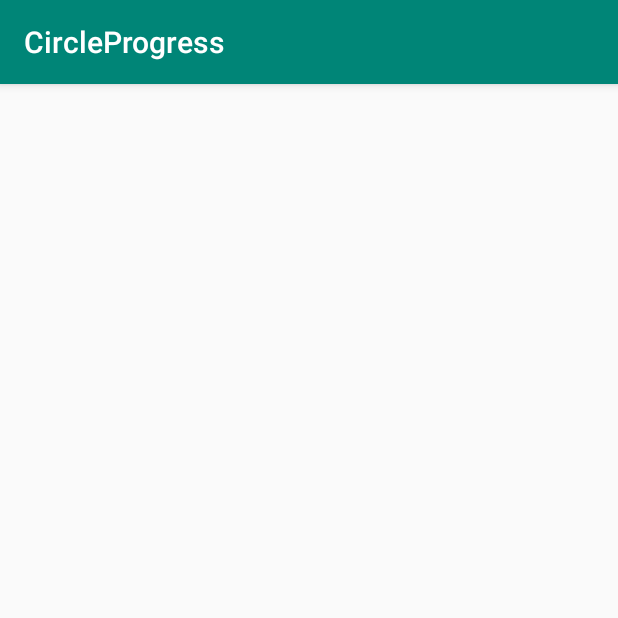
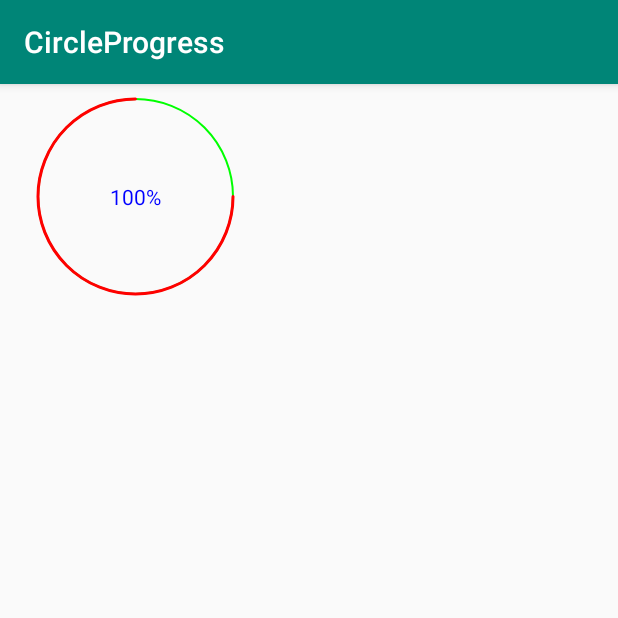
Before and after one commit to linkdevelopment/CircleProgress_Android, an Android app: the screen it shows after launch (MainActivity), on a phone screen of 412 x 824 dp, the top half of it. Run offline under Robolectric (Android 15) with nearby library versions, the phone set to English and light mode, and no system bars.

Commit message:
draw progress test and progress arc

```diff
--- a/app/src/main/java/com/linkdev/circleprogress/CircularProgress.kt
+++ b/app/src/main/java/com/linkdev/circleprogress/CircularProgress.kt
@@ -5,6 +5,7 @@ import android.graphics.Canvas
 import android.graphics.Paint
 import android.graphics.Rect
 import android.graphics.RectF
+import android.text.TextPaint
 import android.util.AttributeSet
 import android.util.TypedValue
 import android.view.View
@@ -14,8 +15,8 @@ import androidx.core.content.res.ResourcesCompat
 import androidx.core.view.marginLeft
 import androidx.core.view.marginTop
 
-class CircularProgress(context: Context?, attrs: AttributeSet?, defStyleAttr: Int) :
-    View(context, attrs, defStyleAttr) {
+class CircularProgress(context: Context?, attrs: AttributeSet?) :
+    View(context, attrs) {
     companion object {
         const val DEFAULT_TEXT_SIZE = 14f
         const val DEFAULT_DIAMETER = 64f
@@ -42,10 +43,10 @@ class CircularProgress(context: Context?, attrs: AttributeSet?, defStyleAttr: In
 
     @IntegerRes
     private var max: Int = MAX
-    private var progress = 0
+    private var progress = 0f
     private var diameter: Float = 0f
     private var circlePadding: Int = 0
-    private val textPaint = Paint()
+    private val textPaint = TextPaint()
     private val backGroundPaint = Paint()
     private val progressPaint = Paint()
     private var defaultDiameter: Float = 0f
@@ -53,10 +54,11 @@ class CircularProgress(context: Context?, attrs: AttributeSet?, defStyleAttr: In
     private var defaultStrokeWidth: Float = 0f
     private var defaultTextSize: Float = 0f
 
-    private var textRect: Rect? = null
+    private val textRect by lazy { Rect() }
     private var progressRect: RectF? = null
 
     init {
+
         val attributes = context?.obtainStyledAttributes(attrs, R.styleable.CircularProgress)
         defaultDiameter = TypedValue.applyDimension(
             TypedValue.COMPLEX_UNIT_DIP,
@@ -122,7 +124,7 @@ class CircularProgress(context: Context?, attrs: AttributeSet?, defStyleAttr: In
 
         textPaint.color = textColor
         textPaint.isAntiAlias = true
-        textPaint.style = Paint.Style.STROKE
+        textPaint.style = Paint.Style.FILL
         textPaint.textAlign = Paint.Align.CENTER
         textPaint.textSize = textSize.toFloat()
 
@@ -134,40 +136,52 @@ class CircularProgress(context: Context?, attrs: AttributeSet?, defStyleAttr: In
         progressPaint.color = progressColor
         progressPaint.isAntiAlias = true
         progressPaint.style = Paint.Style.STROKE
-        progressPaint.strokeJoin = Paint.Join.ROUND
         progressPaint.strokeCap = Paint.Cap.ROUND
         progressPaint.strokeWidth = progressStrokeWidth.toFloat()
+        progressRect = RectF()
 
         attributes?.recycle()
     }
 
+
     override fun onDraw(canvas: Canvas?) {
         super.onDraw(canvas)
-        if (progressRect == null) {
-            progressRect = RectF(
-                marginLeft.toFloat() + circlePadding
-                , marginTop.toFloat() + circlePadding,
-                (marginLeft + diameter + circlePadding),
-                marginTop + diameter + circlePadding
+        progressRect?.set(
+            circlePadding.toFloat()
+            , circlePadding.toFloat(),
+            width.toFloat().minus(circlePadding),
+            height.toFloat().minus(circlePadding)
+        )
+
+        val radius = (width.toFloat().minus(circlePadding*2)).div(2)
+        val centerPoint = radius  + circlePadding
+        canvas?.drawCircle(centerPoint, centerPoint, radius, backGroundPaint)
+        canvas?.drawArc(
+            progressRect!!, 0f, (75f / max) * 360, false,
+            progressPaint
+        )
+        if (showText) {
+
+            textPaint.getTextBounds("0", 0, 1, textRect)
+            canvas?.drawText(
+                "${progress.toInt()}%",
+                centerPoint,
+                centerPoint + (textRect.height() shr 1),
+                textPaint
             )
+
         }
 
-        val centerPoint = diameter / 2 + circlePadding
-        canvas?.drawCircle(centerPoint, centerPoint, diameter / 2, backGroundPaint)
-
-        if (showText) {
-            if (textRect == null) {
-                textRect = Rect()
-                textPaint.getTextBounds("0", 0, 1, textRect)
-                canvas?.drawText("50%", centerPoint, centerPoint , textPaint)
-            }
-
-        }
     }
 
     override fun onMeasure(widthMeasureSpec: Int, heightMeasureSpec: Int) {
         val size = this.diameter.toInt() + this.circlePadding * 2
-        this.setMeasuredDimension(size, size)
+        this.setMeasuredDimension(widthMeasureSpec, heightMeasureSpec)
+    }
+
+    fun setProgress(mProgress: Float) {
+        progress = mProgress
+        invalidate()
     }
 
 
--- a/app/src/main/java/com/linkdev/circleprogress/MainActivity.kt
+++ b/app/src/main/java/com/linkdev/circleprogress/MainActivity.kt
@@ -2,11 +2,13 @@ package com.linkdev.circleprogress
 
 import androidx.appcompat.app.AppCompatActivity
 import android.os.Bundle
+import kotlinx.android.synthetic.main.activity_main.*
 
 class MainActivity : AppCompatActivity() {
 
     override fun onCreate(savedInstanceState: Bundle?) {
         super.onCreate(savedInstanceState)
         setContentView(R.layout.activity_main)
+        progress_circular.setProgress(100f)
     }
 }
--- a/app/src/main/res/layout/activity_main.xml
+++ b/app/src/main/res/layout/activity_main.xml
@@ -9,12 +9,16 @@
 
 
     <com.linkdev.circleprogress.CircularProgress
-        android:layout_width="wrap_content"
-        android:layout_height="wrap_content"
-        app:showText="true"
+        android:id="@+id/progress_circular"
+        android:layout_width="150dp"
+        android:layout_height="150dp"
+        android:layout_marginStart="15dp"
         android:textColor="#0000ff"
-        app:bgColor="#ff0000"
+        app:bgColor="#00ff00"
         app:bgStrokeWidth="1dp"
-        app:diameter="50dp" />
+        app:circlePadding="10dp"
+        app:progressColor="#FF0000"
+        app:progressStrokeWidth="2dp"
+        app:showText="true" />
 
 </LinearLayout>
--- a/app/src/main/res/values/attrs.xml
+++ b/app/src/main/res/values/attrs.xml
@@ -17,7 +17,6 @@
 
         <attr name="android:textSize" />
 
-
         <attr name="diameter" format="dimension|reference" />
 
         <attr name="max" format="integer" />
```
